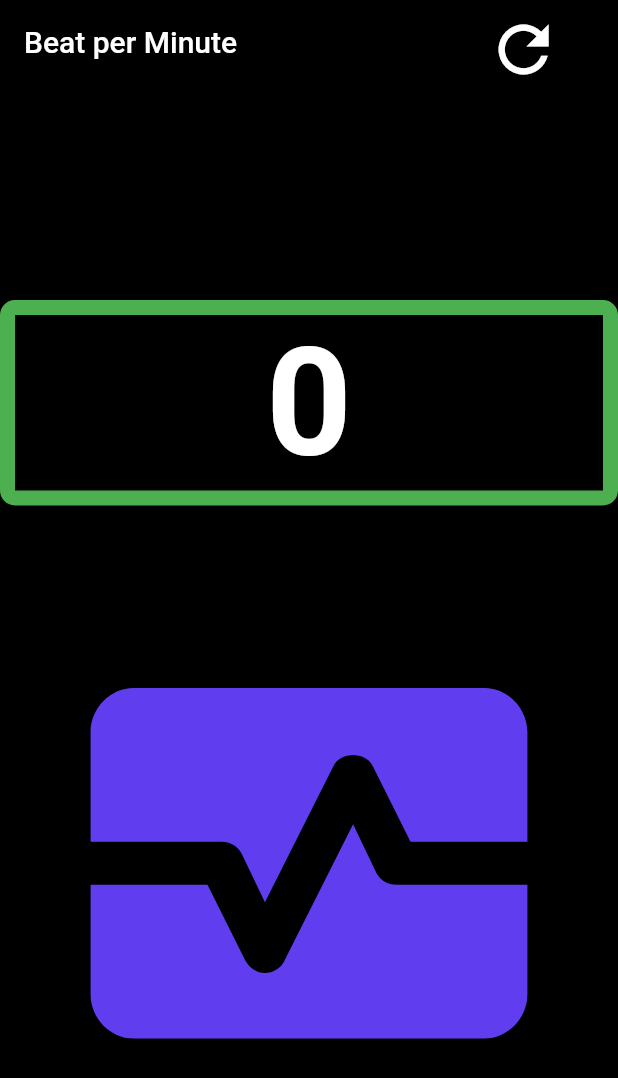
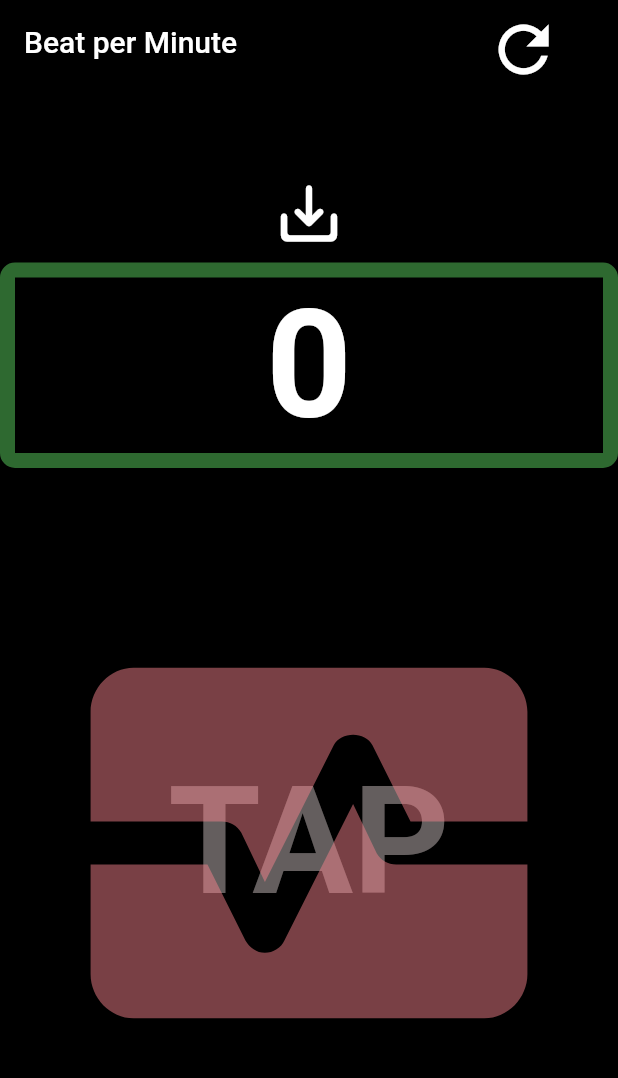
Before and after one commit to leoyun97/beatcounter, a Flutter app: the screen it shows after launch, after a tap on the "monitor heart" icon, on a phone screen of 412 x 824 dp. Shown: the top 1078 px of the screen. Run offline on Flutter 3.47's test engine with Material 2 defaults, Android fonts, the phone set to English and light mode, and no system bars.

Commit message:
저장버튼 아이콘 생성

```diff
--- a/lib/home_screen.dart
+++ b/lib/home_screen.dart
@@ -21,6 +21,7 @@ class _home_screenState extends State<home_screen> {
   bool underFive = true;
   List clickB = [];
   List clickTotal = [];
+  Color txtColor = Color.fromARGB(249, 162, 239, 180);
 
   void clickButton() {
     DateTime dt = DateTime.now();
@@ -44,24 +45,32 @@ class _home_screenState extends State<home_screen> {
         timesPermin = clickTotal.length;
         //clickTotal = [];
         underFive = false;
-        if (eveFive < 25) {
+        if (eveFive <= 25) {
           txtChange = "정상입니다";
-        } else if (eveFive > 25 && eveFive < 35) {
-          txtChange = "높습니다.";
-        } else if (eveFive > 35) {
-          txtChange = "위험! 병원으로 연락주세요.";
+          txtColor = Color.fromARGB(249, 162, 239, 180);
+        } else if (eveFive > 25 && eveFive <= 30) {
+          txtChange = "높습니다. 매일측정권장";
+          txtColor = Color.fromARGB(248, 236, 144, 73);
+        } else if (eveFive > 30) {
+          txtChange = "주의! 병원으로 연락하세요.";
+          txtColor = Color.fromARGB(248, 245, 55, 84);
         }
       } else if (clickTotal.length == 11) {
         eveFive = clickTotal.reduce((value, element) => value + element) / 10;
         eveFives = eveFive.ceil().toString();
         timesPermin = clickTotal.length - 1;
         //clickTotal = [];
-        if (eveFive > 25 && eveFive < 35) {
-          txtChange = "높습니다.";
-        } else if (eveFive > 35) {
-          txtChange = "위험! 병원으로 연락주세요.";
+        underFive = false;
+        if (eveFive <= 25) {
+          txtChange = "정상입니다";
+          txtColor = Color.fromARGB(249, 162, 239, 180);
+        } else if (eveFive > 25 && eveFive <= 30) {
+          txtChange = "높습니다. 매일측정권장";
+          txtColor = Color.fromARGB(248, 236, 144, 73);
+        } else if (eveFive > 30) {
+          txtChange = "주의! 병원으로 연락하세요.";
+          txtColor = Color.fromARGB(248, 245, 55, 84);
         }
-        underFive = false;
       } else if (clickTotal.length > 11) {
         clickRefresh();
       }
@@ -69,8 +78,6 @@ class _home_screenState extends State<home_screen> {
       isnullbpm = true;
     }
 
-    print("$clickTotal");
-    print("$eveFives");
     setState(() {});
   }
 
@@ -85,10 +92,6 @@ class _home_screenState extends State<home_screen> {
       isnullbpm = true;
       underFive = true;
     });
-  }
-
-  void showAlert() {
-    setState(() {});
   }
 
   @override
@@ -117,24 +120,34 @@ class _home_screenState extends State<home_screen> {
           ],
         ),
         body: Padding(
-          padding: const EdgeInsets.symmetric(vertical: 10.0),
+          padding: const EdgeInsets.symmetric(vertical: 30.0),
           child: Column(
             mainAxisAlignment: MainAxisAlignment.spaceEvenly,
             children: [
-              Container(
-                child: Text(
-                  underFive ? "" : "$timesPermin회 평균: $eveFives회/분, $txtChange",
-                  style: const TextStyle(
-                    color: Colors.white,
+              Column(
+                mainAxisAlignment: MainAxisAlignment.spaceEvenly,
+                children: [
+                  Text(
+                    underFive
+                        ? ""
+                        : "$timesPermin회 평균: $eveFives회/분, $txtChange",
+                    style: TextStyle(
+                      fontWeight: FontWeight.bold,
+                      color: txtColor,
                       fontSize: 20,
                     ),
                   ),
+                  IconButton(
+                    onPressed: () {},
+                    icon: Icon(Icons.save_alt_rounded),
+                    color: Colors.white,
+                    iconSize: 50,
                   ),
                   Container(
                     alignment: Alignment.center,
                     decoration: BoxDecoration(
                       border: Border.all(
-                    color: Colors.green,
+                        color: Colors.green.withOpacity(0.6),
                         style: BorderStyle.solid,
                         width: 10,
                       ),
@@ -149,13 +162,35 @@ class _home_screenState extends State<home_screen> {
                       ),
                     ),
                   ),
-              IconButton(
+                ],
+              ),
+              Column(
+                children: [
+                  Transform.translate(
+                    offset: Offset(0, 190),
+                    child: Text(
+                      'TAP',
+                      style: TextStyle(
+                        color: const Color.fromARGB(255, 200, 188, 188)
+                            .withOpacity(0.5),
+                        fontSize: 100,
+                        fontWeight: FontWeight.bold,
+                      ),
+                    ),
+                  ),
+                  Transform.translate(
+                    offset: const Offset(0, -50),
+                    child: IconButton(
                       iconSize: 350,
-                icon: const Icon(
+                      icon: Icon(
                         Icons.monitor_heart_rounded,
-                  color: Color.fromARGB(255, 97, 61, 240),
+                        color:
+                            Color.fromARGB(255, 241, 128, 137).withOpacity(0.5),
                       ),
                       onPressed: clickButton,
+                    ),
+                  ),
+                ],
               ),
             ],
           ),
```
Lines whose indentation alone changed are shown as unchanged.
